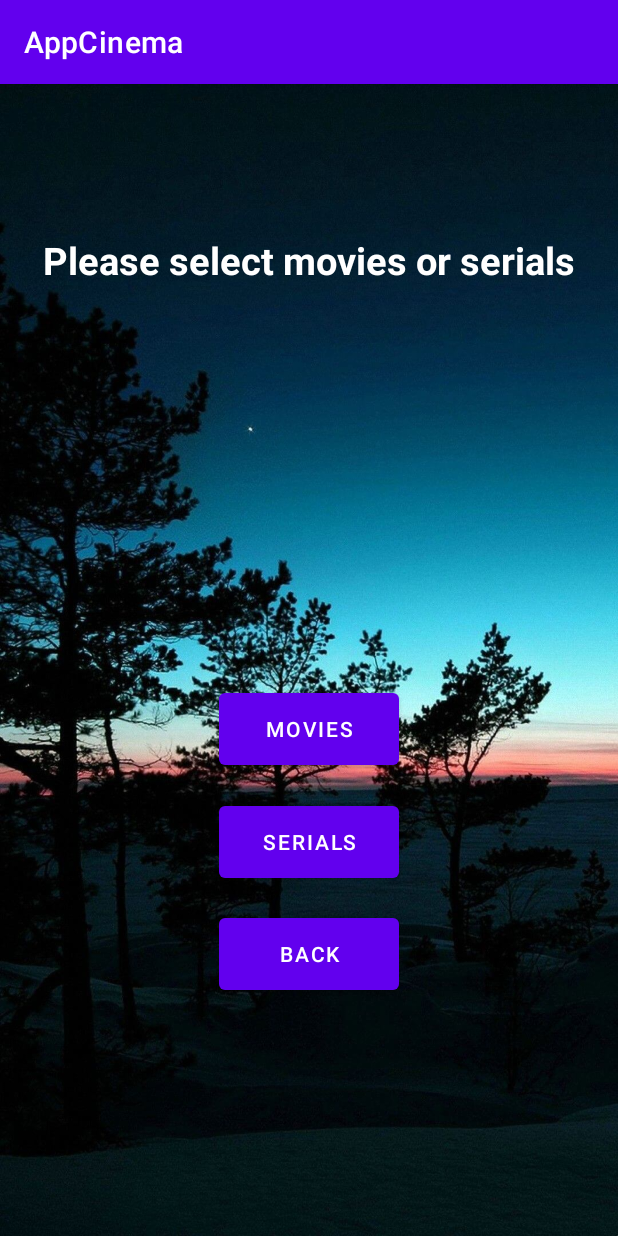
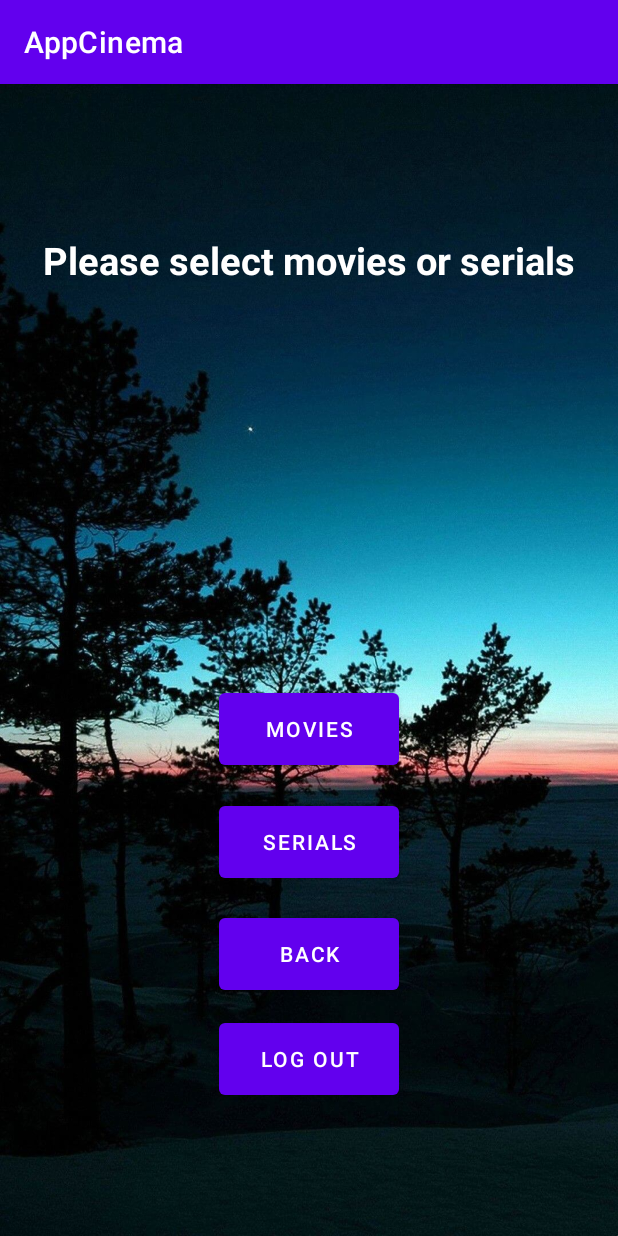
Before and after one commit to levifeyd/Project_App, an Android app: the SelectFilmSerialFragment screen opened through its navigation route, on a phone screen of 412 x 824 dp. Run offline under Robolectric (Android 15) with nearby library versions, the phone set to English and light mode, and no system bars; Roboto replaces fonts that are not available here.

Commit message:
add_log_out

```diff
--- a/AppCinema/app/src/main/java/android/example/AppCinema/SelectFilmSerialFragment.java
+++ b/AppCinema/app/src/main/java/android/example/AppCinema/SelectFilmSerialFragment.java
@@ -24,6 +24,9 @@ public class SelectFilmSerialFragment extends Fragment {
 
         button_next.setOnClickListener(view -> navController.navigate(R.id.fragment3));
         button_back.setOnClickListener(view -> navController.popBackStack());
+
+        Button button_log_out = rootView.findViewById(R.id.b_log_out);
+        button_log_out.setOnClickListener(v -> navController.popBackStack());
         return rootView;
     }
 }
--- a/AppCinema/app/src/main/res/layout/select_film_serial.xml
+++ b/AppCinema/app/src/main/res/layout/select_film_serial.xml
@@ -32,6 +32,14 @@
         android:layout_gravity="center_horizontal"
         android:layout_marginTop="550dp"
         />
+    <Button
+        android:id="@+id/b_log_out"
+        android:layout_width="120dp"
+        android:layout_height="60dp"
+        android:text="log out"
+        android:layout_marginTop="620dp"
+        android:layout_gravity="center_horizontal"
+        />
 
     <TextView
         android:layout_width="wrap_content"
```
